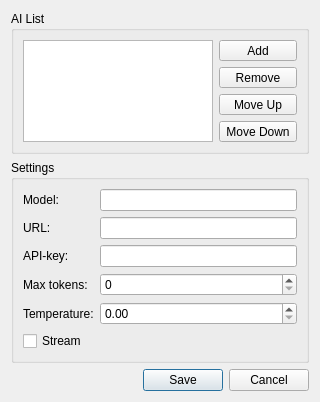
armarkaryan/aiOr, file aisettings.ui: the form before one commit.
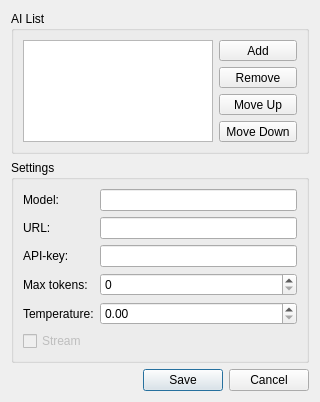
The form after the commit.

Commit message: chore: TO DO: Proced stream response from AI

```diff
--- a/aisettings.ui
+++ b/aisettings.ui
@@ -167,6 +167,9 @@
       </item>
       <item row="5" column="0" colspan="2">
        <widget class="QCheckBox" name="cb_Stream">
+        <property name="enabled">
+         <bool>false</bool>
+        </property>
         <property name="text">
          <string>Stream</string>
         </property>
```
The commit also changes 2 other files.
